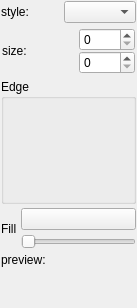
czyt1988/sa, file src/signACommonUI/figureSet/SAQwtSymbolSetWidget.ui: the form before one commit.
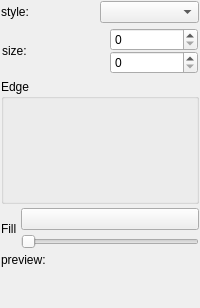
The form after the commit. Icons and pictures are not drawn. Custom widgets are drawn as their Qt base class.

Patch:
```diff
--- a/src/signACommonUI/figureSet/SAQwtSymbolSetWidget.ui
+++ b/src/signACommonUI/figureSet/SAQwtSymbolSetWidget.ui
@@ -6,7 +6,7 @@
    <rect>
     <x>0</x>
     <y>0</y>
-    <width>137</width>
+    <width>200</width>
     <height>308</height>
    </rect>
   </property>
```
